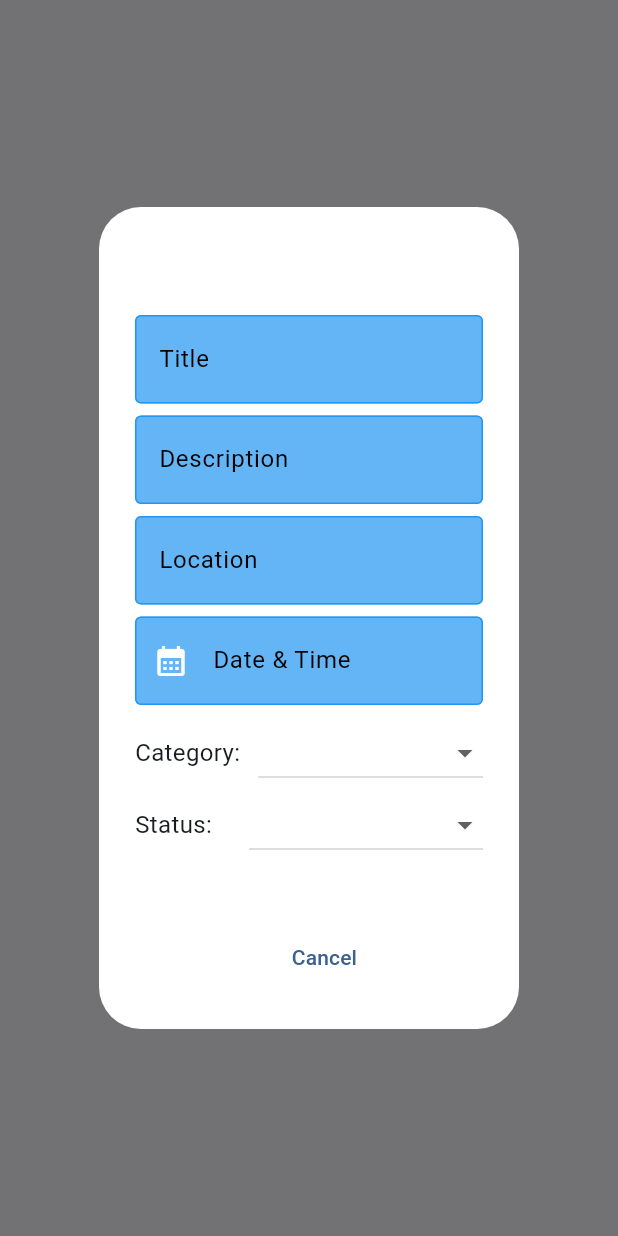
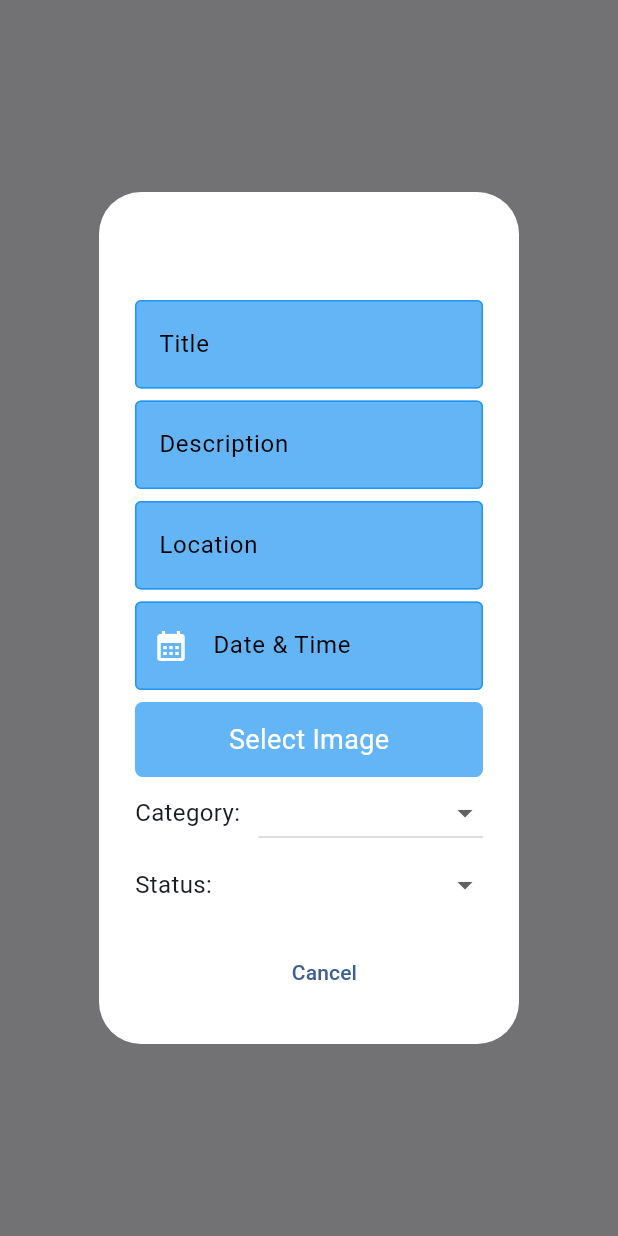
Before and after one commit to ad-ng/incident_tracker, a Flutter app: what openModel() shows on an empty page, opened directly with empty values, on a phone screen of 412 x 824 dp. Run offline on Flutter 3.47's test engine with Material 3 defaults, Android fonts, the phone set to English and light mode, and no system bars; our stand-ins replace dio, email_validator, flutter_bloc, go_router, hive_flutter, image_picker and 3 more; accounts and stored records are empty; network calls fail.

Commit message:
uploading and saving image

```diff
--- a/lib/features/home/domain/usercases/add_incident_dialog.dart
+++ b/lib/features/home/domain/usercases/add_incident_dialog.dart
@@ -1,5 +1,9 @@
+import 'dart:convert';
+import 'dart:io';
+
 import 'package:flutter/material.dart';
 import 'package:flutter_bloc/flutter_bloc.dart';
+import 'package:image_picker/image_picker.dart';
 import 'package:incident_tracker/features/home/data/models/incident_model.dart';
 import 'package:incident_tracker/features/home/presentation/bloc/incidents_cubit.dart';
 import 'package:incident_tracker/features/home/presentation/widgets/myDateTimePicker.dart';
@@ -16,6 +20,7 @@ void openModel(
   String categoryDropDownValue,
   String statusDropDownValue,
   String? uuidNew,
+  String? currentPhoto,
 ) {
   showDialog(
     context: context,
@@ -30,11 +35,27 @@ void openModel(
 
       final _formKey = GlobalKey<FormState>();
 
+      final ImagePicker picker = ImagePicker();
+      String? photo;
+
+      Future<void> pickImage() async {
+        final XFile? pickedFile = await picker.pickImage(
+          source: ImageSource.gallery,
+        );
+
+        if (pickedFile != null) {
+          File imageFile = File(pickedFile.path);
+          final bytes = await imageFile.readAsBytes();
+          photo = base64Encode(bytes);
+          currentPhoto = photo;
+        }
+      }
+
       return AlertDialog(
         backgroundColor: Colors.white,
         title: Text(modelTitle, style: TextStyle(color: Colors.blue[300])),
         content: Container(
-          height: 380,
+          height: 400,
           child: Form(
             key: _formKey,
             child: StatefulBuilder(
@@ -136,6 +157,26 @@ void openModel(
                       SizedBox(height: 8),
                       MyDateTimePicker(dobController: dateController),
                       SizedBox(height: 8),
+                      GestureDetector(
+                        onTap: pickImage,
+                        child: Container(
+                          height: 50,
+                          decoration: BoxDecoration(
+                            color: Colors.blue[300],
+                            borderRadius: BorderRadius.circular(5),
+                          ),
+                          child: Center(
+                            child: Text(
+                              'Select Image',
+                              style: TextStyle(
+                                color: Colors.white,
+                                fontSize: 18,
+                                fontWeight: FontWeight.w400,
+                              ),
+                            ),
+                          ),
+                        ),
+                      ),
                       Row(
                         children: [
                           Text("Category:", style: TextStyle(fontSize: 16)),
@@ -213,7 +254,7 @@ void openModel(
                   Location: locationController.text,
                   dateTime: dateController.text,
                   status: statusDropDownValue,
-                  photo: 'testing',
+                  photo: (actionName == 'Save') ? photo ?? ' ' : currentPhoto!,
                 );
 
                 try {
--- a/lib/features/home/presentation/pages/landing_page.dart
+++ b/lib/features/home/presentation/pages/landing_page.dart
@@ -69,6 +69,7 @@ class _LandingPageState extends State<LandingPage> {
                     'Priority',
                     'Open',
                     '',
+                    ' ',
                   );
                 },
                 child: Icon(Icons.add),
--- a/pubspec.yaml
+++ b/pubspec.yaml
@@ -45,6 +45,7 @@ dependencies:
   go_router: ^15.1.3
   package_info_plus: ^8.3.0
   intl: ^0.20.2
+  image_picker: ^1.1.2
 
 dev_dependencies:
   flutter_test:
```
Also changed, not shown: lib/features/home/presentation/widgets/incidentCard.dart (+11 -0 lines), pubspec.lock, 1 other file.
